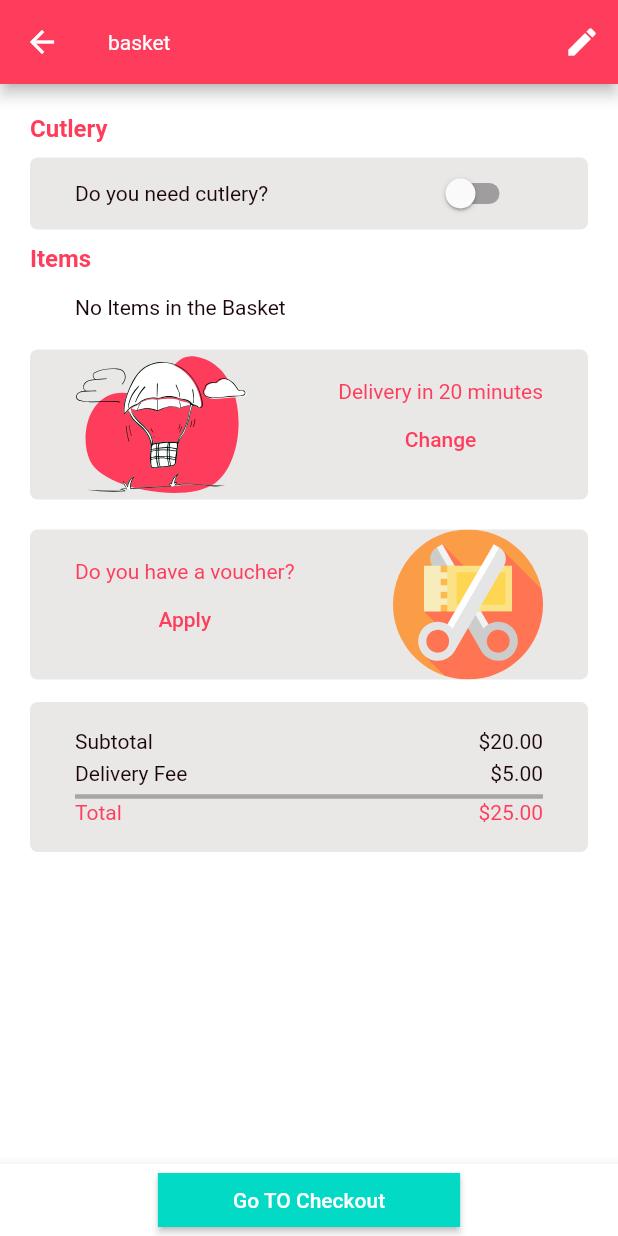
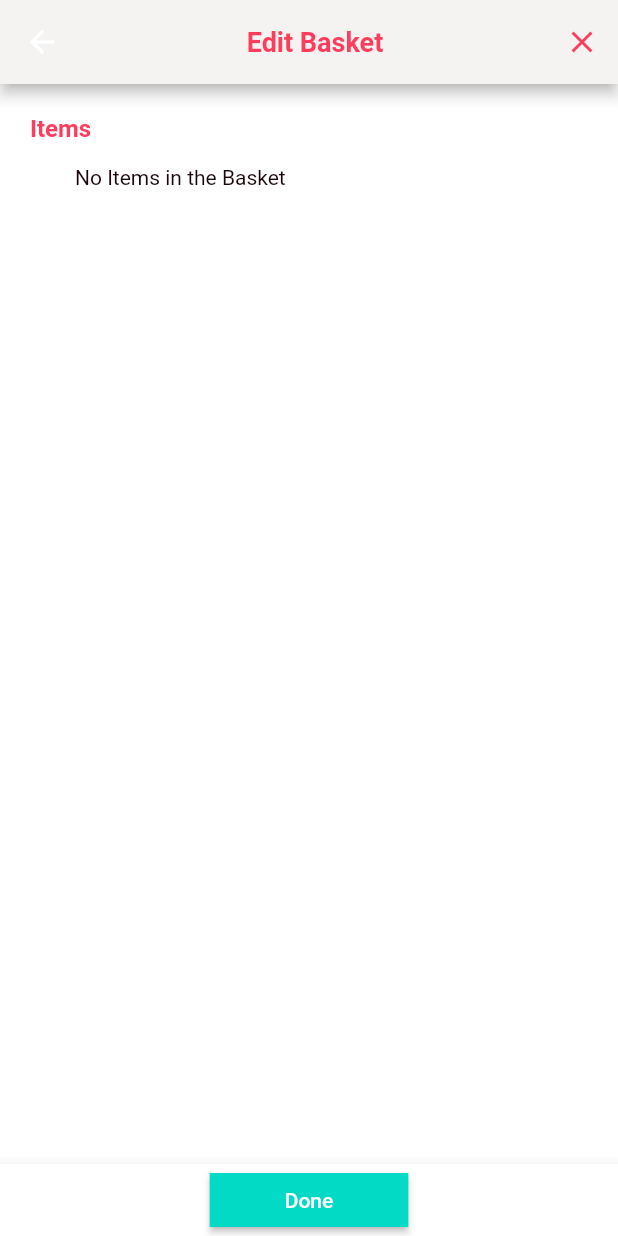
Before and after one commit to rajivgs/food-delivery-app, a Flutter app: the BasketScreen screen opened by its route, after a tap on the "edit" icon, on a phone screen of 412 x 824 dp. Run offline on Flutter 3.47's test engine with Material 2 defaults, Android fonts, the phone set to English and light mode, and no system bars; our stand-ins replace bloc, equatable, flutter_bloc, flutter_svg, geolocator, google_maps_flutter; network calls fail; Roboto replaces fonts that are missing (Futura).

Commit message:
basket_complete

```diff
--- a/lib/bloc/basket/basket_bloc.dart
+++ b/lib/bloc/basket/basket_bloc.dart
@@ -10,9 +10,10 @@ class BasketBloc extends Bloc<BasketEvent, BasketState> {
   BasketBloc() : super(BasketLoading()) {
     //  on<BasketEvent>((event, emit) {});
     on<StartBasket>(_mapStartBasketToState);
-    on<AddBasket>(_mapAddBasketToState);
-    on<RemoveBasket>(_mapRemovetBasketToState);
+    on<AddItem>(_mapAddBasketToState);
+    on<RemoveItem>(_mapRemovetBasketToState);
     on<ToggleSwitch>(_mapToggleSwitchToState);
+    on<RemoveAllItem>(_mapRemoveAllItemBasketToState);
   }
 
   void _mapStartBasketToState(
@@ -24,7 +25,7 @@ class BasketBloc extends Bloc<BasketEvent, BasketState> {
     } catch (_) {}
   }
 
-  void _mapAddBasketToState(AddBasket event, Emitter<BasketState> emit) async {
+  void _mapAddBasketToState(AddItem event, Emitter<BasketState> emit) async {
     final state = this.state;
     if (state is BasketLoaded) {
       try {
@@ -39,13 +40,26 @@ class BasketBloc extends Bloc<BasketEvent, BasketState> {
   }
 
   void _mapRemovetBasketToState(
-      RemoveBasket event, Emitter<BasketState> emit) async {
+      RemoveItem event, Emitter<BasketState> emit) async {
     final state = this.state;
     if (state is BasketLoaded) {
       try {
         emit(BasketLoaded(
             basket: state.basket.copyWith(
                 items: List.from(state.basket.items)..remove(event.item))));
+      } catch (_) {}
+    }
+  }
+
+  void _mapRemoveAllItemBasketToState(
+      RemoveAllItem event, Emitter<BasketState> emit) async {
+    final state = this.state;
+    if (state is BasketLoaded) {
+      try {
+        emit(BasketLoaded(
+            basket: state.basket.copyWith(
+                items: List.from(state.basket.items)
+                  ..removeWhere((item) => item == event.item))));
       } catch (_) {}
     }
   }
--- a/lib/bloc/basket/basket_event.dart
+++ b/lib/bloc/basket/basket_event.dart
@@ -14,26 +14,43 @@ class StartBasket extends BasketEvent {
   List<Object> get props => [];
 }
 
-class AddBasket extends BasketEvent {
-  final MenuItem item;
-  AddBasket({
-    required this.item,
-  });
-  @override
-  List<Object> get props => [item];
-}
+// class AddBasket extends BasketEvent {
+//   final MenuItem item;
+//   AddBasket({required this.item});
+//   @override
+//   List<Object> get props => [item];
+// }
 
-class RemoveBasket extends BasketEvent {
-  final MenuItem item;
-  RemoveBasket({
-    required this.item,
-  });
-  @override
-  List<Object> get props => [];
-}
+// class RemoveBasket extends BasketEvent {
+//   final MenuItem item;
+//   RemoveBasket({required this.item});
+//   @override
+//   List<Object> get props => [];
+// }
 
 class ToggleSwitch extends BasketEvent {
   ToggleSwitch();
   @override
   List<Object> get props => [];
 }
+
+class AddItem extends BasketEvent {
+  final MenuItem item;
+  AddItem(this.item);
+  @override
+  List<Object> get props => [item];
+}
+
+class RemoveItem extends BasketEvent {
+  final MenuItem item;
+  RemoveItem(this.item);
+  @override
+  List<Object> get props => [];
+}
+
+class RemoveAllItem extends BasketEvent {
+  final MenuItem item;
+  RemoveAllItem(this.item);
+  @override
+  List<Object> get props => [];
+}
--- a/lib/config/app_router.dart
+++ b/lib/config/app_router.dart
@@ -1,6 +1,7 @@
 // ignore_for_file: no_duplicate_case_values, avoid_print
 
 import 'package:flutter/material.dart';
+import 'package:food_delivery_app/screens/basket/edit_basket/edit_basket_screen.dart';
 import 'package:food_delivery_app/screens/screen.dart';
 
 import '../model/model.dart';
@@ -18,6 +19,8 @@ class AppRouter {
         return LocationScreen.route();
       case BasketScreen.routeName:
         return BasketScreen.route();
+      case EditBasketScreen.routeName:
+        return EditBasketScreen.route();
       case CheckoutScreen.routeName:
         return CheckoutScreen.route();
       case DeliveryScreen.routeName:
--- a/lib/main.dart
+++ b/lib/main.dart
@@ -50,7 +50,7 @@ class MyApp extends StatelessWidget {
           title: 'Food Delivery',
           theme: theme(),
           onGenerateRoute: AppRouter.onGenerateRoute,
-          initialRoute: BasketScreen.routeName,
+          initialRoute: HomeScreen.routeName,
         ),
       ),
     );
--- a/lib/screens/basket/basket_screen.dart
+++ b/lib/screens/basket/basket_screen.dart
@@ -22,7 +22,11 @@ class BasketScreen extends StatelessWidget {
         appBar: AppBar(
           title: Text("basket"),
           actions: [
-            IconButton(onPressed: () {}, icon: Icon(Icons.edit)),
+            IconButton(
+                onPressed: () {
+                  Navigator.pushNamed(context, '/edit-basket');
+                },
+                icon: Icon(Icons.edit)),
           ],
         ),
         bottomNavigationBar: BottomAppBar(
@@ -258,16 +262,23 @@ class BasketScreen extends StatelessWidget {
                   decoration: BoxDecoration(
                       color: Color.fromARGB(255, 234, 231, 231),
                       borderRadius: BorderRadius.circular(5.0)),
-                  child: Column(
+                  child: BlocBuilder<BasketBloc, BasketState>(
+                    builder: (context, state) {
+                      if (state is BasketLoading) {
+                        return Center(child: CircularProgressIndicator());
+                      } else if (state is BasketLoaded) {
+                        return Column(
                           mainAxisAlignment: MainAxisAlignment.center,
                           children: [
                             Row(
                               mainAxisAlignment: MainAxisAlignment.spaceBetween,
                               children: [
                                 Text('Subtotal',
-                              style: Theme.of(context).textTheme.headline6),
-                          Text('\$20.00',
-                              style: Theme.of(context).textTheme.headline6),
+                                    style:
+                                        Theme.of(context).textTheme.headline6),
+                                Text('\$${state.basket.subtotalString}',
+                                    style:
+                                        Theme.of(context).textTheme.headline6),
                               ],
                             ),
                             SizedBox(height: 5),
@@ -275,9 +286,11 @@ class BasketScreen extends StatelessWidget {
                               mainAxisAlignment: MainAxisAlignment.spaceBetween,
                               children: [
                                 Text('Delivery Fee',
-                              style: Theme.of(context).textTheme.headline6),
+                                    style:
+                                        Theme.of(context).textTheme.headline6),
                                 Text('\$5.00',
-                              style: Theme.of(context).textTheme.headline6),
+                                    style:
+                                        Theme.of(context).textTheme.headline6),
                               ],
                             ),
                             SizedBox(height: 5),
@@ -294,16 +307,23 @@ class BasketScreen extends StatelessWidget {
                                         .textTheme
                                         .headline6!
                                         .copyWith(
-                                      color: Theme.of(context).primaryColor)),
-                          Text('\$25.00',
+                                            color: Theme.of(context)
+                                                .primaryColor)),
+                                Text('\$${state.basket.totalString}',
                                     style: Theme.of(context)
                                         .textTheme
                                         .headline6!
                                         .copyWith(
-                                      color: Theme.of(context).primaryColor)),
+                                            color: Theme.of(context)
+                                                .primaryColor)),
                               ],
                             )
                           ],
+                        );
+                      } else {
+                        return Text("Semothing is Wrong");
+                      }
+                    },
                   ),
                 )
               ],
--- /dev/null
+++ b/lib/screens/basket/edit_basket/edit_basket_screen.dart
@@ -0,0 +1,180 @@
+// ignore_for_file: prefer_const_constructors
+
+import 'package:flutter/material.dart';
+import 'package:flutter_bloc/flutter_bloc.dart';
+import 'package:food_delivery_app/bloc/basket/basket_bloc.dart';
+
+class EditBasketScreen extends StatelessWidget {
+  const EditBasketScreen({Key? key}) : super(key: key);
+  static const String routeName = '/edit-basket';
+
+  static Route route() {
+    return MaterialPageRoute(
+        builder: (_) => EditBasketScreen(),
+        settings: RouteSettings(name: routeName));
+  }
+
+  @override
+  Widget build(BuildContext context) {
+    return Scaffold(
+        appBar: AppBar(
+          backgroundColor: Color.fromARGB(255, 245, 242, 242),
+          actions: [
+            IconButton(
+                onPressed: () {},
+                icon: Icon(
+                  Icons.close,
+                  color: Theme.of(context).primaryColor,
+                )),
+          ],
+          title: Center(
+            child: Text(
+              "Edit Basket",
+              style: Theme.of(context)
+                  .textTheme
+                  .headline3!
+                  .copyWith(color: Theme.of(context).primaryColor),
+            ),
+          ),
+        ),
+        bottomNavigationBar: BottomAppBar(
+          child: SizedBox(
+              child: Row(
+            mainAxisAlignment: MainAxisAlignment.center,
+            children: [
+              ElevatedButton(
+                style: ElevatedButton.styleFrom(
+                  padding: const EdgeInsets.symmetric(horizontal: 50),
+                  shape: RoundedRectangleBorder(),
+                  primary: Theme.of(context).colorScheme.secondary,
+                ),
+                onPressed: () {
+                  Navigator.pop(context);
+                },
+                child: Text('Done'),
+              ),
+            ],
+          )),
+        ),
+        body: SingleChildScrollView(
+          child: Padding(
+            padding: const EdgeInsets.all(20.0),
+            child: Column(
+              crossAxisAlignment: CrossAxisAlignment.start,
+              children: [
+                Text(
+                  "Items",
+                  style: Theme.of(context)
+                      .textTheme
+                      .headline4!
+                      .copyWith(color: Theme.of(context).primaryColor),
+                ),
+                BlocBuilder<BasketBloc, BasketState>(
+                  builder: (context, state) {
+                    if (state is BasketLoading) {
+                      return Center(child: CircularProgressIndicator());
+                    } else if (state is BasketLoaded) {
+                      return state.basket.items.length == 0
+                          ? Container(
+                              width: double.infinity,
+                              margin: const EdgeInsets.only(top: 5),
+                              padding: const EdgeInsets.symmetric(
+                                  horizontal: 30, vertical: 10),
+                              decoration: BoxDecoration(
+                                  color: Colors.white,
+                                  borderRadius: BorderRadius.circular(5.0)),
+                              child: Row(
+                                children: [
+                                  Text(
+                                    "No Items in the Basket",
+                                    textAlign: TextAlign.left,
+                                    style:
+                                        Theme.of(context).textTheme.headline6,
+                                  ),
+                                ],
+                              ),
+                            )
+                          : ListView.builder(
+                              physics: NeverScrollableScrollPhysics(),
+                              shrinkWrap: true,
+                              itemCount: state.basket
+                                  .itemQuntity(state.basket.items)
+                                  .keys
+                                  .length,
+                              itemBuilder: (context, index) {
+                                return Container(
+                                  width: double.infinity,
+                                  margin: const EdgeInsets.only(
+                                      top: 10, bottom: 10),
+                                  padding: const EdgeInsets.symmetric(
+                                      horizontal: 30, vertical: 10),
+                                  decoration: BoxDecoration(
+                                    color: Color.fromARGB(255, 234, 231, 231),
+                                    borderRadius: BorderRadius.circular(5),
+                                  ),
+                                  child: Row(
+                                    children: [
+                                      Text(
+                                        '${state.basket.itemQuntity(state.basket.items).entries.elementAt(index).value}x',
+                                        style: Theme.of(context)
+                                            .textTheme
+                                            .headline6,
+                                      ),
+                                      SizedBox(width: 20),
+                                      Expanded(
+                                        child: Text(
+                                          '${state.basket.itemQuntity(state.basket.items).keys.elementAt(index).name} ',
+                                          style: Theme.of(context)
+                                              .textTheme
+                                              .headline6,
+                                        ),
+                                      ),
+                                      IconButton(
+                                          visualDensity: VisualDensity.compact,
+                                          onPressed: () {
+                                            context.read<BasketBloc>()
+                                              ..add(RemoveAllItem(state.basket
+                                                  .itemQuntity(
+                                                      state.basket.items)
+                                                  .keys
+                                                  .elementAt(index)));
+                                          },
+                                          icon: Icon(Icons.delete)),
+                                      IconButton(
+                                          visualDensity: VisualDensity.compact,
+                                          onPressed: () {
+                                            context.read<BasketBloc>()
+                                              ..add(RemoveItem(state.basket
+                                                  .itemQuntity(
+                                                      state.basket.items)
+                                                  .keys
+                                                  .elementAt(index)));
+                                          },
+                                          icon: Icon(Icons.remove_circle)),
+                                      IconButton(
+                                          visualDensity: VisualDensity.compact,
+                                          onPressed: () {
+                                            context.read<BasketBloc>()
+                                              ..add(AddItem(state.basket
+                                                  .itemQuntity(
+                                                      state.basket.items)
+                                                  .keys
+                                                  .elementAt(index)));
+                                          },
+                                          icon: Icon(Icons.add_circle)),
+                                    ],
+                                  ),
+                                );
+                              },
+                            );
+                    } else {
+                      return Text("Something is wrong");
+                    }
+                  },
+                ),
+              ],
+            ),
+          ),
+        ));
+  }
+}
--- a/lib/screens/restaurant_details/restaurant_details_screen.dart
+++ b/lib/screens/restaurant_details/restaurant_details_screen.dart
@@ -134,9 +134,9 @@ class RestaurantDetailsScreen extends StatelessWidget {
                                           .colorScheme
                                           .secondary),
                                   onPressed: () {
-                                    context
-                                        .read<BasketBloc>()
-                                        .add(AddBasket(item: menuItem));
+                                    context.read<BasketBloc>().add(
+                                          AddItem(menuItem),
+                                        );
                                   },
                                 );
                               },
```
Lines whose indentation alone changed are shown as unchanged.
